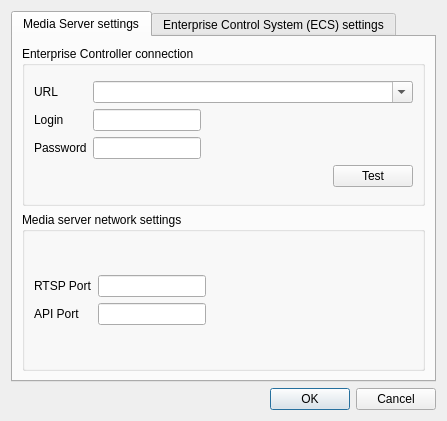
First picture: the form in traytool/src/settings.ui, repository networkoptix/nx_open, before the edit.
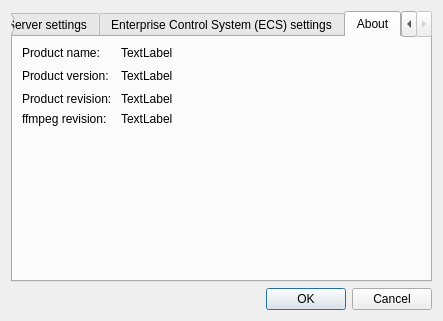
Second picture: the form after the edit. The open tabs and pages were chosen to show the change.

```diff
--- a/traytool/src/settings.ui
+++ b/traytool/src/settings.ui
@@ -6,10 +6,16 @@
    <rect>
     <x>0</x>
     <y>0</y>
-    <width>447</width>
-    <height>421</height>
+    <width>443</width>
+    <height>321</height>
    </rect>
   </property>
+  <property name="minimumSize">
+   <size>
+    <width>440</width>
+    <height>320</height>
+   </size>
+  </property>
   <property name="windowTitle">
    <string>HDWitness settings</string>
   </property>
@@ -182,6 +188,19 @@
          </layout>
         </widget>
        </item>
+       <item>
+        <spacer name="verticalSpacer_2">
+         <property name="orientation">
+          <enum>Qt::Vertical</enum>
+         </property>
+         <property name="sizeHint" stdset="0">
+          <size>
+           <width>20</width>
+           <height>40</height>
+          </size>
+         </property>
+        </spacer>
+       </item>
       </layout>
      </widget>
      <widget class="QWidget" name="tabAppServer">
@@ -220,6 +239,99 @@
        </item>
       </layout>
      </widget>
+     <widget class="QWidget" name="tab">
+      <attribute name="title">
+       <string>About</string>
+      </attribute>
+      <layout class="QVBoxLayout" name="verticalLayout_5">
+       <item>
+        <layout class="QGridLayout" name="gridLayout_7">
+         <item row="0" column="0">
+          <widget class="QLabel" name="label_15">
+           <property name="text">
+            <string>Product name: </string>
+           </property>
+          </widget>
+         </item>
+         <item row="0" column="1">
+          <widget class="QLabel" name="labelProductName">
+           <property name="text">
+            <string>TextLabel</string>
+           </property>
+          </widget>
+         </item>
+         <item row="1" column="0">
+          <widget class="QLabel" name="label_17">
+           <property name="text">
+            <string>Product version: </string>
+           </property>
+          </widget>
+         </item>
+         <item row="1" column="1">
+          <widget class="QLabel" name="labelProductVersion">
+           <property name="text">
+            <string>TextLabel</string>
+           </property>
+          </widget>
+         </item>
+         <item row="2" column="0">
+          <widget class="QLabel" name="label_19">
+           <property name="text">
+            <string>Product revision: </string>
+           </property>
+          </widget>
+         </item>
+         <item row="2" column="1">
+          <widget class="QLabel" name="labelProductRevision">
+           <property name="text">
+            <string>TextLabel</string>
+           </property>
+          </widget>
+         </item>
+         <item row="3" column="0">
+          <widget class="QLabel" name="label_21">
+           <property name="text">
+            <string>ffmpeg revision: </string>
+           </property>
+          </widget>
+         </item>
+         <item row="3" column="1">
+          <widget class="QLabel" name="labelFfmpegRevision">
+           <property name="text">
+            <string>TextLabel</string>
+           </property>
+          </widget>
+         </item>
+         <item row="4" column="0">
+          <spacer name="verticalSpacer">
+           <property name="orientation">
+            <enum>Qt::Vertical</enum>
+           </property>
+           <property name="sizeHint" stdset="0">
+            <size>
+             <width>20</width>
+             <height>40</height>
+            </size>
+           </property>
+          </spacer>
+         </item>
+         <item row="1" column="2">
+          <spacer name="horizontalSpacer_2">
+           <property name="orientation">
+            <enum>Qt::Horizontal</enum>
+           </property>
+           <property name="sizeHint" stdset="0">
+            <size>
+             <width>40</width>
+             <height>20</height>
+            </size>
+           </property>
+          </spacer>
+         </item>
+        </layout>
+       </item>
+      </layout>
+     </widget>
     </widget>
    </item>
    <item>
```
